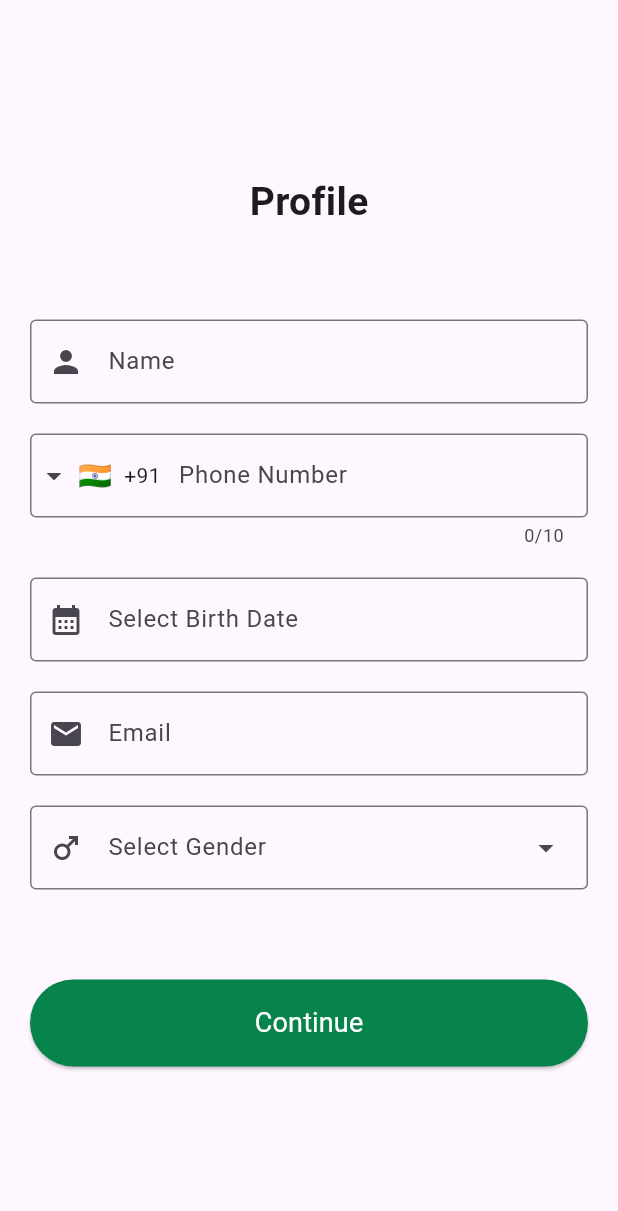
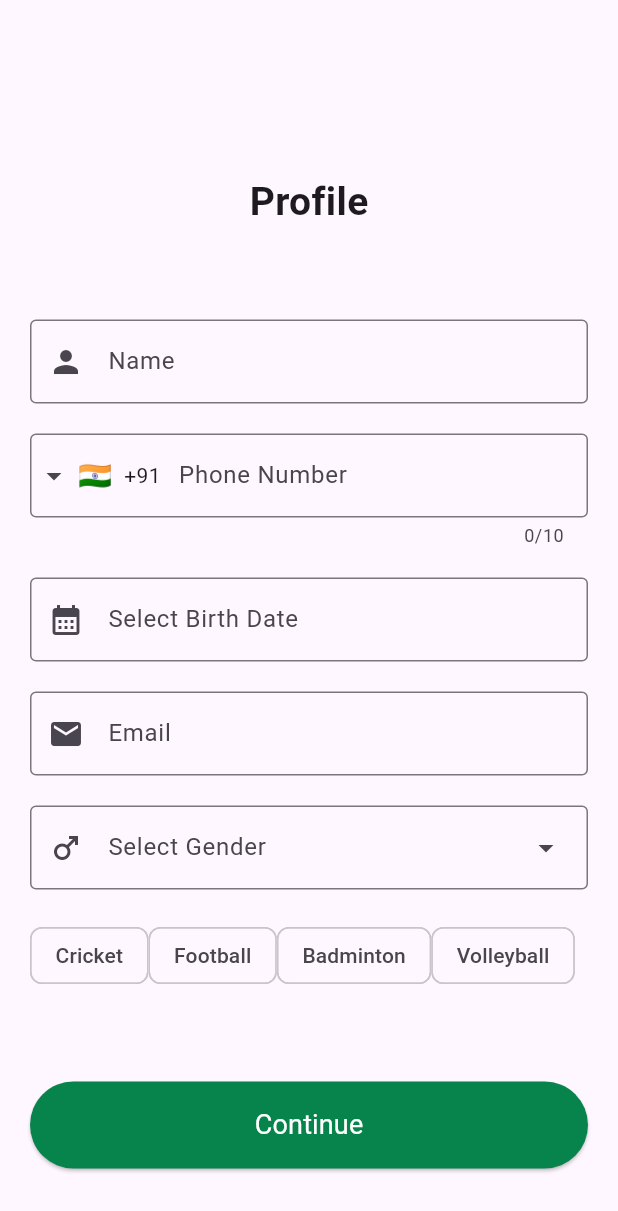
Before and after one commit to Rahul-Sharma-Github/Multi-Input-Type-Form, a Flutter app: the screen it shows after launch, on a phone screen of 412 x 824 dp. Shown: the top 1211 px of the screen. Run offline on Flutter 3.47's test engine with Material 3 defaults, Android fonts, the phone set to English and light mode, and no system bars; drawn by our look-alikes of intl_phone_field; our stand-ins replace email_validator, get.

Commit message:
added Multiple Choice Chip Selection feature |

```diff
--- /dev/null
+++ b/lib/choicechip_controller.dart
@@ -0,0 +1,10 @@
+import 'package:get/get.dart';
+
+class ChoiceChipController extends GetxController {
+  // List of choice chips
+  List<String> choiceList =
+      ['Cricket', 'Football', 'Badminton', 'Volleyball'].obs;
+
+  // List variable to store selected choice
+  var selectedChoiceList = [''].obs;
+}
--- a/lib/main.dart
+++ b/lib/main.dart
@@ -1,4 +1,5 @@
 import 'package:flutter/material.dart';
+import 'package:test1/choicechip_controller.dart';
 import 'package:test1/controller.dart';
 
 import 'package:get/get.dart';
@@ -34,6 +35,10 @@ class HomePage extends StatelessWidget {
   // profile Controller
   final ProfileController profileController = Get.put(ProfileController());
 
+  // choiceChipController
+  final ChoiceChipController choiceChipController =
+      Get.put(ChoiceChipController());
+
   // Global key for Form
   final GlobalKey<FormState> formKey = GlobalKey();
 
@@ -59,6 +64,7 @@ class HomePage extends StatelessWidget {
               ],
             ),
             SizedBox(height: 60),
+
             // Name Field
             TextFormField(
               controller: profileController.nameTextEditingController,
@@ -186,6 +192,34 @@ class HomePage extends StatelessWidget {
               ),
             ),
 
+            SizedBox(height: 20),
+
+            // Hobbies selection
+            Obx(
+              () => Wrap(
+                children: choiceChipController.choiceList
+                    .map(
+                      (e) => ChoiceChip(
+                        label: Text(e),
+                        selectedColor: Colors.green,
+                        selected:
+                            choiceChipController.selectedChoiceList.contains(e),
+                        onSelected: (value) {
+                          if (value) {
+                            choiceChipController.selectedChoiceList.add(e);
+                            debugPrint('$e = added into selectedChoiceList.');
+                          } else {
+                            choiceChipController.selectedChoiceList
+                                .removeWhere((element) => element == e);
+                            debugPrint('$e = removed from selectedChoiceList.');
+                          }
+                        },
+                      ),
+                    )
+                    .toList(),
+              ),
+            ),
+
             SizedBox(height: 60),
 
             // Continue Button
```
